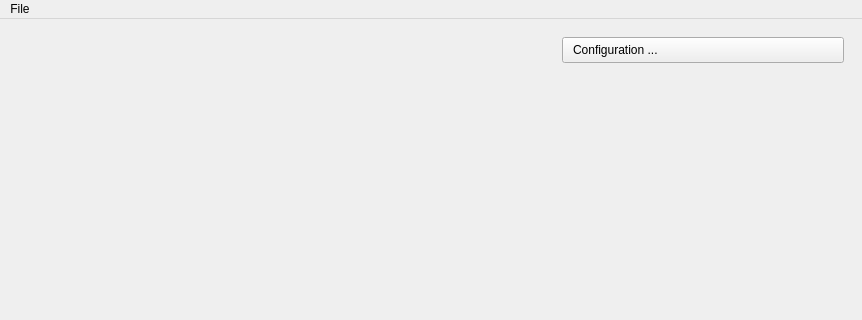
The window that res/frmMain.ui (mcsltd/PyCorderPlus) describes before a commit, drawn with Qt 5; both pictures show x 0 to 862 and y 0 to 320 of the 862 by 604 pixel window.
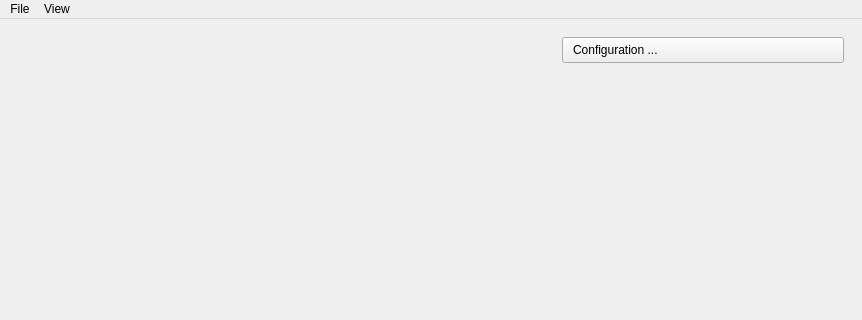
The same window after the commit. Icons and pictures are not drawn.

Commit message: brought the amplifier selection inside the class

The edit to the form file:
```diff
--- a/res/frmMain.ui
+++ b/res/frmMain.ui
@@ -138,7 +138,7 @@
      <x>0</x>
      <y>0</y>
      <width>862</width>
-     <height>22</height>
+     <height>25</height>
     </rect>
    </property>
    <widget class="QMenu" name="menuApplication">
@@ -159,7 +159,21 @@
     <addaction name="separator"/>
     <addaction name="actionQuit"/>
    </widget>
+   <widget class="QMenu" name="menuEdit">
+    <property name="title">
+     <string>View</string>
+    </property>
+    <widget class="QMenu" name="menuSelect_Amplifier">
+     <property name="title">
+      <string>Select Amplifier</string>
+     </property>
+     <addaction name="actionNeoRec_NeoRec_cap_NeoRec_21"/>
+     <addaction name="actionActiCHamp_Plus"/>
+    </widget>
+    <addaction name="menuSelect_Amplifier"/>
+   </widget>
    <addaction name="menuApplication"/>
+   <addaction name="menuEdit"/>
   </widget>
   <widget class="QStatusBar" name="statusbar"/>
   <action name="actionQuit">
```
Left out of the diff: 12 changed lines with no effect on the pictures. The commit also changes 1 other file.
